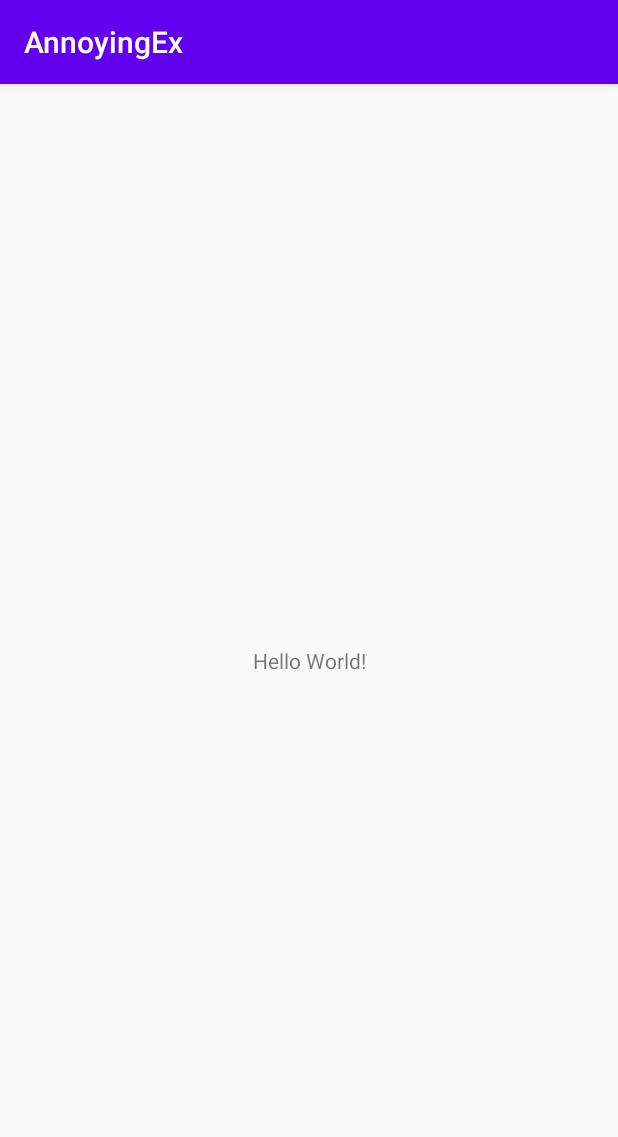
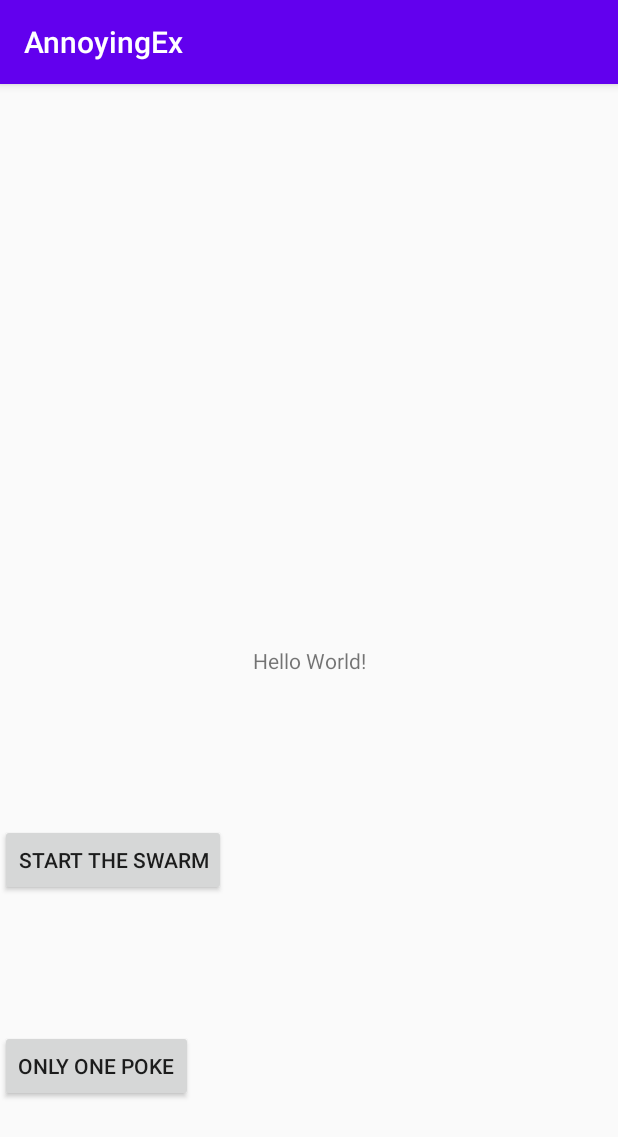
Before and after one commit to jhoupps/AnnoyingEx, an Android app: the screen it shows after launch (MainActivity), on a phone screen of 412 x 824 dp. Shown: the top 1137 px of the screen. Run offline under Robolectric (Android 15) with nearby library versions, the phone set to English and light mode, and no system bars; 1 statement that could not run was skipped.

Commit message:
put in a lot of example code, did basic modifications

```diff
--- a/app/src/main/AndroidManifest.xml
+++ b/app/src/main/AndroidManifest.xml
@@ -8,7 +8,9 @@
         android:label="@string/app_name"
         android:roundIcon="@mipmap/ic_launcher_round"
         android:supportsRtl="true"
-        android:theme="@style/AppTheme">
+        android:theme="@style/AppTheme"
+        android:name=".ExApplication"
+        >
         <activity android:name=".MainActivity">
             <intent-filter>
                 <action android:name="android.intent.action.MAIN" />
--- /dev/null
+++ b/app/src/main/java/com/jhoupps/annoyingex/ExApplication.kt
@@ -0,0 +1,19 @@
+package com.jhoupps.annoyingex
+
+import android.app.Application
+
+class ExApplication: Application() {
+
+    lateinit var manageTheWorkManagerManager: ManageTheWorkManagerManager
+        private set //only can be set internally - nobody else can set it
+
+    lateinit var exNotificationManager: ExNotificationManager
+        private set
+
+    override fun onCreate() {
+        super.onCreate()
+
+        manageTheWorkManagerManager = ManageTheWorkManagerManager(this)
+        exNotificationManager = ExNotificationManager(this)
+    }
+}
--- /dev/null
+++ b/app/src/main/java/com/jhoupps/annoyingex/ExNotificationManager.kt
@@ -0,0 +1,55 @@
+package com.jhoupps.annoyingex
+
+import android.app.NotificationChannel
+import android.app.NotificationManager
+import android.app.PendingIntent
+import android.content.Context
+import android.content.Intent
+import android.os.Build
+import androidx.core.app.NotificationCompat
+import androidx.core.app.NotificationManagerCompat
+import kotlin.random.Random
+
+class ExNotificationManager (
+    private val context: Context
+) {
+
+    private val notificationManagerCompat = NotificationManagerCompat.from(context)
+
+    init {
+        createFunChannel()
+    }
+
+
+    fun postItNote() {
+        val notification = NotificationCompat.Builder(context, FUN_CHANNEL_ID)
+            //.setSmallIcon(R.drawable.ic_smoke_free_black_24dp)
+            .setContentTitle("Post Malone")
+            .setContentText("You a SUNNN FLOOOOWWWWWAAAAAAAAAA ${Random.nextInt()}")
+            .setPriority(NotificationCompat.PRIORITY_DEFAULT)
+          //  .setContentIntent(pendingDealsIntent)
+            .setAutoCancel(true)
+            .build()
+
+        notificationManagerCompat.notify(Random.nextInt(), notification)
+    }
+
+    private fun createFunChannel() {
+        // Create the NotificationChannel, but only on API 26+ because
+        // the NotificationChannel class is new and not in the support library
+        if (Build.VERSION.SDK_INT >= Build.VERSION_CODES.O) {
+            val name = "Fun Notifications"
+            val descriptionText = "All Msgs from a great autotune voiced dude"
+            val importance = NotificationManager.IMPORTANCE_DEFAULT
+            val channel = NotificationChannel(FUN_CHANNEL_ID, name, importance).apply {
+                description = descriptionText
+            }
+            notificationManagerCompat.createNotificationChannel(channel)
+        }
+    }
+
+    companion object {
+        const val FUN_CHANNEL_ID = "FUNCHANNELID"
+    }
+
+}
--- a/app/src/main/java/com/jhoupps/annoyingex/MainActivity.kt
+++ b/app/src/main/java/com/jhoupps/annoyingex/MainActivity.kt
@@ -2,11 +2,26 @@ package com.jhoupps.annoyingex
 
 import androidx.appcompat.app.AppCompatActivity
 import android.os.Bundle
+import kotlinx.android.synthetic.main.activity_main.*
 
 class MainActivity : AppCompatActivity() {
 
     override fun onCreate(savedInstanceState: Bundle?) {
         super.onCreate(savedInstanceState)
         setContentView(R.layout.activity_main)
+
+
+        val exApp = (application as ExApplication)
+        val manageTheWorkManagerManager = exApp.manageTheWorkManagerManager
+
+        btnAnnoyStart.setOnClickListener {
+            manageTheWorkManagerManager.startAnnoyingTheHeckOuttaPerson()
+        }
+
+        btn_OneNotification.setOnClickListener {
+            exApp.exNotificationManager.postItNote() //todo apparently we should use poking the bear manager here
+        }
+
+
     }
 }
--- a/app/src/main/res/layout/activity_main.xml
+++ b/app/src/main/res/layout/activity_main.xml
@@ -7,6 +7,7 @@
     tools:context=".MainActivity">
 
     <TextView
+        android:id="@+id/tvHelloWorld"
         android:layout_width="wrap_content"
         android:layout_height="wrap_content"
         android:text="Hello World!"
@@ -15,4 +16,24 @@
         app:layout_constraintRight_toRightOf="parent"
         app:layout_constraintTop_toTopOf="parent" />
 
+    <Button
+        android:id="@+id/btnAnnoyStart"
+        android:layout_width="wrap_content"
+        android:layout_height="wrap_content"
+        android:layout_marginTop="80dp"
+        android:text="Start the Swarm"
+        app:layout_constraintBottom_toBottomOf="parent"
+        app:layout_constraintTop_toBottomOf="@+id/tvHelloWorld"
+        app:layout_constraintVertical_bias="0.078"
+        tools:layout_editor_absoluteX="167dp" />
+
+    <Button
+        android:id="@+id/btn_OneNotification"
+        android:layout_width="wrap_content"
+        android:layout_height="wrap_content"
+        android:text="Only One Poke"
+        app:layout_constraintBottom_toBottomOf="parent"
+        app:layout_constraintTop_toBottomOf="@+id/btnAnnoyStart"
+        tools:layout_editor_absoluteX="167dp" />
+
 </androidx.constraintlayout.widget.ConstraintLayout>
```
Also changed, not shown: app/build.gradle (+13 -0 lines), app/src/main/java/com/jhoupps/annoyingex/AskAQuestionWorker.kt (added, +17 -0 lines), app/src/main/java/com/jhoupps/annoyingex/ManageTheWorkManagerManager.kt (added, +53 -0 lines).
